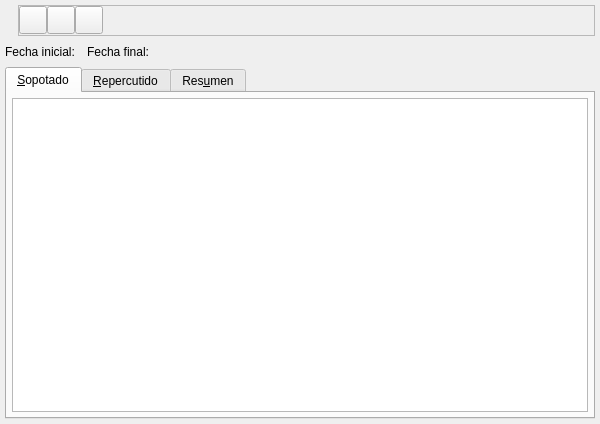
Old version of the form bulmages/bulmacont/src/pluginregistroiva/listregistroivabase.ui in the repository eboladev/Bulmages-1.
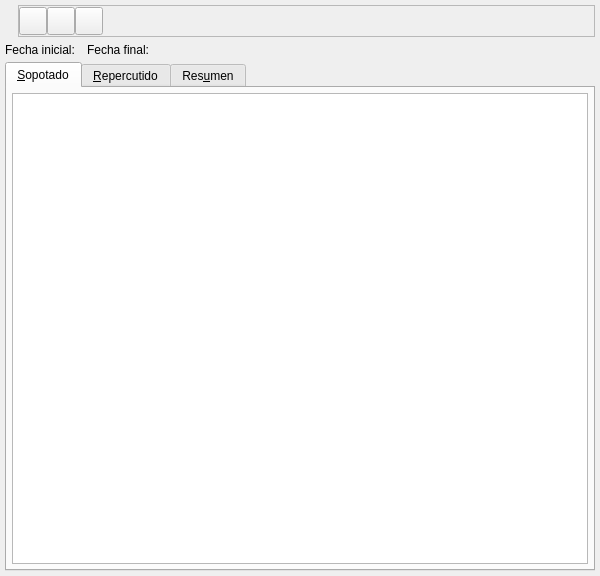
New version of the form. Icons and pictures are not drawn. Custom widgets are drawn as their Qt base class.

```diff
--- a/bulmages/bulmacont/src/pluginregistroiva/listregistroivabase.ui
+++ b/bulmages/bulmacont/src/pluginregistroiva/listregistroivabase.ui
@@ -9,7 +9,7 @@
     <x>0</x>
     <y>0</y>
     <width>600</width>
-    <height>424</height>
+    <height>576</height>
    </rect>
   </property>
   <property name="windowTitle" >
@@ -23,7 +23,7 @@
     <number>5</number>
    </property>
    <property name="spacing" >
-    <number>5</number>
+    <number>2</number>
    </property>
    <item>
     <layout class="QHBoxLayout" >
@@ -45,6 +45,12 @@
      </item>
      <item>
       <widget class="QFrame" name="frame" >
+       <property name="minimumSize" >
+        <size>
+         <width>32</width>
+         <height>32</height>
+        </size>
+       </property>
        <property name="frameShape" >
         <enum>QFrame::StyledPanel</enum>
        </property>
@@ -433,7 +439,7 @@
  <customwidgets>
   <customwidget>
    <class>BusquedaFecha</class>
-   <extends></extends>
+   <extends>QWidget</extends>
    <header>../../../bulmages/bulmalib/busquedafecha.h</header>
    <container>0</container>
    <pixmap></pixmap>
```
Left out of the diff: 22 changed lines with no effect on the pictures.
